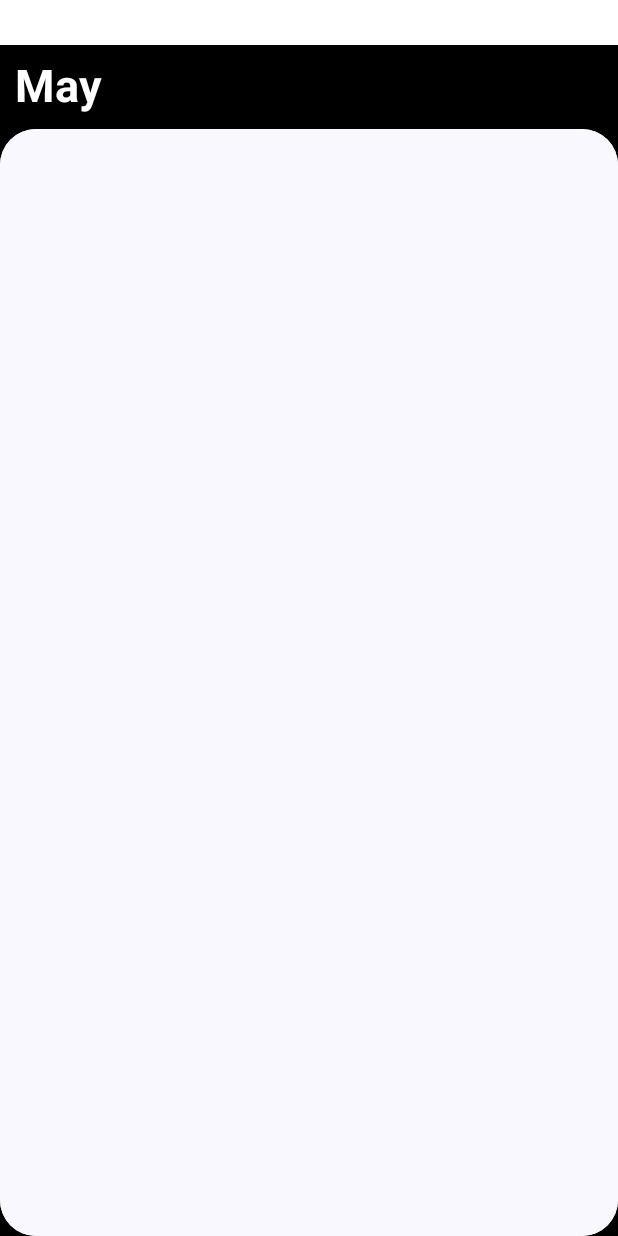
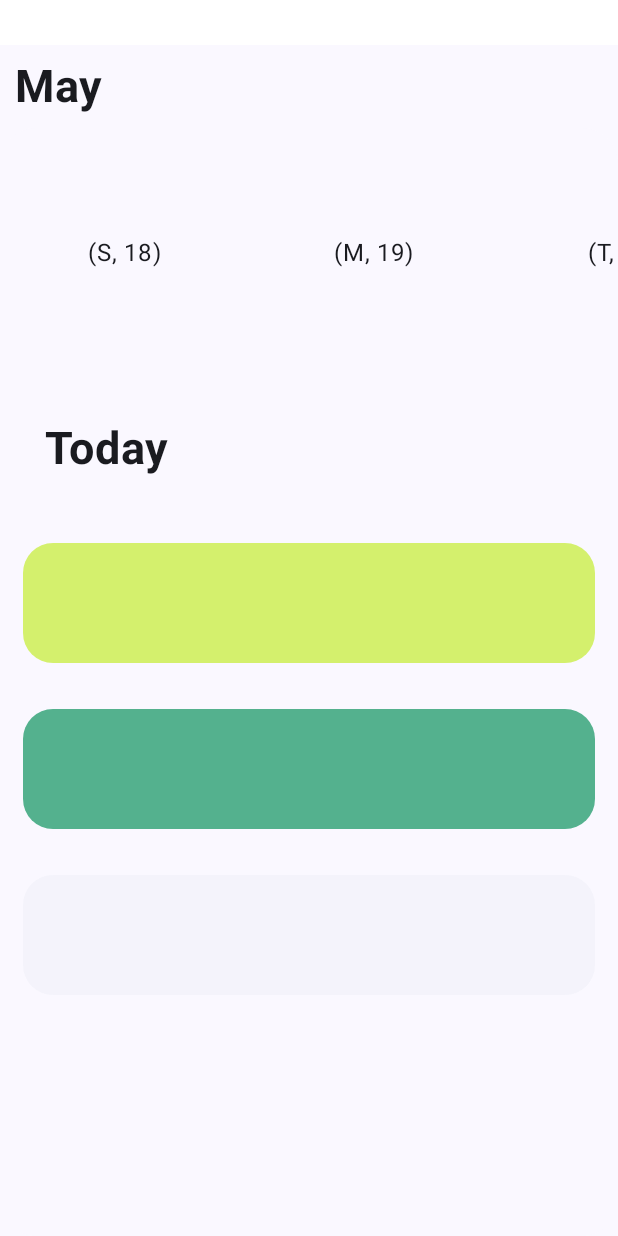
Before and after one commit to dilekbaykara/tasky, an Android app built with Jetpack Compose: the MainScreen screen opened through its navigation route, on a phone screen of 412 x 824 dp. Run offline under Robolectric (Android 15) with nearby library versions, the phone set to English and light mode, and no system bars; our stand-ins replace Dagger/Hilt's generated code.

Commit message:
implmenting light and dark theme

```diff
--- a/app/src/main/java/com/dilekbaykara/tasky/presentation/agenda/Agenda.kt
+++ b/app/src/main/java/com/dilekbaykara/tasky/presentation/agenda/Agenda.kt
@@ -1,7 +1,8 @@
 package com.dilekbaykara.tasky.presentation.agenda
 
+
+import android.annotation.SuppressLint
 import androidx.compose.foundation.background
-import androidx.compose.foundation.border
 import androidx.compose.foundation.layout.Box
 import androidx.compose.foundation.layout.Column
 import androidx.compose.foundation.layout.Row
@@ -9,9 +10,15 @@ import androidx.compose.foundation.layout.fillMaxSize
 import androidx.compose.foundation.layout.fillMaxWidth
 import androidx.compose.foundation.layout.height
 import androidx.compose.foundation.layout.padding
+import androidx.compose.foundation.layout.size
+import androidx.compose.foundation.layout.wrapContentSize
 import androidx.compose.foundation.lazy.LazyColumn
+import androidx.compose.foundation.lazy.LazyRow
+import androidx.compose.foundation.lazy.rememberLazyListState
 import androidx.compose.foundation.shape.RoundedCornerShape
+import androidx.compose.material3.MaterialTheme
 import androidx.compose.material3.Surface
+import androidx.compose.material3.Text
 import androidx.compose.runtime.Composable
 import androidx.compose.runtime.collectAsState
 import androidx.compose.runtime.getValue
@@ -23,115 +30,181 @@ import androidx.compose.ui.unit.dp
 import com.dilekbaykara.tasky.domain.model.AgendaItem
 import com.dilekbaykara.tasky.domain.model.AgendaItemType
 import com.dilekbaykara.tasky.presentation.auth.register.Header
+import java.time.LocalDate
+import java.time.temporal.ChronoField
+import java.time.temporal.ChronoUnit
+
 
 @Composable
 fun AgendaScreen(viewModel: AgendaViewModel) {
     val agendaItems by viewModel.agendaItems.collectAsState()
+
     Surface(
         modifier = Modifier.fillMaxSize()
             .padding(top = 30.dp),
-        color = Color.Black
+        color = MaterialTheme.colorScheme.background
     ) {
         Column {
-            Box(modifier = Modifier.fillMaxWidth().align(Alignment.CenterHorizontally)){
+            Box(modifier = Modifier.fillMaxWidth().align(Alignment.CenterHorizontally).background(color = MaterialTheme.colorScheme.background)){
                 Row(modifier = Modifier.padding(10.dp)) {
-                    MonthHeader(Modifier.padding(30.dp),)
+                    MonthHeader()
                 }
             }
             Surface(
-                modifier = Modifier.fillMaxSize(),
-                color = Color.White,
+                modifier = Modifier.fillMaxSize().background(MaterialTheme.colorScheme.surface),
                 shape = RoundedCornerShape(24.dp)
             ) {
-                DatePickerCarousel()
-                DateHeader()
-                AgendaItemList(
-                    agendaItems
-                )
+                Column(modifier = Modifier.fillMaxWidth().align(Alignment.CenterHorizontally)) {
+                    DatePickerCarousel(Modifier.height(80.dp))
+                    DateHeader(Modifier.padding(30.dp))
+                    AgendaItemList(
+                        agendaItems
+                    )
+                }
             }
         }
     }
 }
 
 
+
+
+
+
+
+
 @Composable
-fun MonthHeader(modifier: Modifier){
+fun MonthHeader(){
     Header(modifier = Modifier, "May")
 }
 
-@Composable
-fun DatePickerCarousel(){
-    Surface() { }
-}
-
-@Composable
-fun DateHeader(){
-    Header(modifier = Modifier,"")
-}
 
 
+
+@SuppressLint("NewApi")
 @Composable
-fun AgendaItemList(agendaItems : List<AgendaItem>) {
-    LazyColumn {
+fun DatePickerCarousel(modifier: Modifier = Modifier){
+    // Move to the viewModel
+    val listState = rememberLazyListState()
+    val today = LocalDate.now()
+    val leftBound = today.minusDays(15)
+    val rightBound = today.plusDays(15)
 
-        items(agendaItems.size) { index ->
-            Box(modifier = Modifier.padding(15.dp).border(width = 0.dp, color = Color.Transparent, shape = RoundedCornerShape(30.dp))) {
+    val daysBetween = ChronoUnit.DAYS.between(leftBound, rightBound)
+    val allDaysInBounds = List(daysBetween.toInt() + 1) { today.plusDays(it.toLong())}
 
-                AgendaListItem(agendaItems[index])
+    val pairDays = allDaysInBounds.map {
+        val dayLetter = it.dayOfWeek.name.first()
+        val dayIndex = it.get(ChronoField.DAY_OF_MONTH)
+        Pair(dayLetter, dayIndex)
+    }
+Box(modifier = Modifier.fillMaxWidth()) {
+    Column {
+        // total number of days modulo 7
 
+        // then get the index of that day for days of the week?
+        // first get num of days in month
+        // get current date
+        // lazy list state needs to be initialized to current day
+        // item position is 0 indexed
+
+            LazyRow(state = listState) {
+                items(Int.MAX_VALUE) { index ->
+                    val actualIndex = index % pairDays.size
+                    Box(
+                        Modifier
+                            .padding(8.dp)
+                            .size(150.dp)
+                            .background(MaterialTheme.colorScheme.surface),
+                        contentAlignment = Alignment.Center
+                    ) {
+                        Text(pairDays[actualIndex].toString())
+                    }
+                }
             }
-
-
         }
     }
 
 }
 
+
+
+
 @Composable
-fun AgendaItemTask(modifier: Modifier = Modifier){
-Box(modifier = Modifier.background(greenColor).border(width = 0.dp, color = Color.Transparent, shape = RoundedCornerShape(10.dp)))
+fun DateHeader(modifier: Modifier = Modifier){
+    Box(modifier.fillMaxWidth()) {
+        Header(modifier = Modifier, "Today")
+    }
 }
 
+
+
+
+
+
+
+
+@SuppressLint("NewApi")
 @Composable
-fun AgendaItemEvent(modifier: Modifier = Modifier){
-    Box(modifier = Modifier.background(lightGreenColor).border(width = 0.dp, color = Color.Transparent, shape = RoundedCornerShape(10.dp)))
+fun AgendaItemList(agendaItems : List<AgendaItem>) {
+
+    LazyColumn {
+        items(agendaItems.size) { index ->
+            Box(modifier = Modifier.padding(15.dp).background(Color.Transparent).wrapContentSize()) {
+                AgendaListItem(agendaItems[index])
+            }
+        }
+    }
+
+
+
+
 }
 
+
 @Composable
-fun AgendaItemReminder(modifier: Modifier = Modifier) {
-    Box(modifier = Modifier.background(greyColor).border(width = 0.dp, color = Color.Transparent, shape = RoundedCornerShape(10.dp)))
+fun AgendaListItem(agendaItem: AgendaItem) {
+    Box(
+        Modifier.background(
+            color = getColor(agendaItem),
+            shape = RoundedCornerShape(20.dp)
+        )
+            .fillMaxWidth()
+            .clip(RoundedCornerShape(20.dp))
+            .height(80.dp)
+    ) {
+    }
+}
+
+
+fun getColor(agendaItem: AgendaItem) : Color {
+    return when (agendaItem.type) {
+        AgendaItemType.Task -> {
+            greenColor
+        }
+        AgendaItemType.Event -> {
+            greyColor
+        }
+        else -> {
+            lightGreenColor
+        }
+    }
 }
 
 
 val greenColor = Color(red = 39, green = 159, blue = 112, alpha = 200)
 
-val greyColor = Color(red = 242, green = 243, blue = 247, alpha = 200)
+
+
+
+val greyColor = Color(red = 242, green = 243, blue = 250, alpha = 200)
+
+
+
 
 val lightGreenColor = Color(red = 202, green = 239, blue = 69, alpha = 200)
 
 
-@Composable
-fun AgendaListItem(agendaItem: AgendaItem) {
-
-    when (agendaItem.type) {
-        AgendaItemType.Task -> {
-         AgendaItemTask(modifier = Modifier)
-        }
-        AgendaItemType.Event -> {
-            AgendaItemEvent(modifier = Modifier)
-        }
-        else -> {
-            AgendaItemReminder()
-        }
-    }
-    Box(
-        Modifier.fillMaxWidth().padding(35.dp).height(50.dp)
-            .border(width = 0.dp, color = Color.Transparent, shape = RoundedCornerShape(10.dp)),
-
-    ) {
-
-    }
-}
 
 
 
@@ -139,4 +212,7 @@ fun AgendaListItem(agendaItem: AgendaItem) {
 @Composable
 fun AddAgendaItemFab() {
 
+
+
+
 }
--- a/app/src/main/java/com/dilekbaykara/tasky/presentation/auth/register/AuthUX.kt
+++ b/app/src/main/java/com/dilekbaykara/tasky/presentation/auth/register/AuthUX.kt
@@ -21,6 +21,7 @@ import androidx.compose.material3.ButtonDefaults
 import androidx.compose.material3.ExperimentalMaterial3Api
 import androidx.compose.material3.Icon
 import androidx.compose.material3.IconButton
+import androidx.compose.material3.MaterialTheme
 import androidx.compose.material3.Surface
 import androidx.compose.material3.Text
 import androidx.compose.material3.TextField
@@ -51,11 +52,11 @@ import com.dilekbaykara.tasky.presentation.auth.error.SuccessDialog
 fun Header(modifier: Modifier = Modifier, text : String) {
     Text(
         text = AnnotatedString(text = text),
-        color = Color.White,
         fontSize = 30.sp,
         fontStyle = (FontStyle.Normal),
         fontWeight = (FontWeight.Bold),
-        modifier = modifier
+        modifier = modifier,
+        style = MaterialTheme.typography.bodyLarge,
     )
 }
 
--- a/app/src/main/java/com/dilekbaykara/tasky/presentation/common/theme/Theme.kt
+++ b/app/src/main/java/com/dilekbaykara/tasky/presentation/common/theme/Theme.kt
@@ -8,29 +8,34 @@ import androidx.compose.material3.dynamicDarkColorScheme
 import androidx.compose.material3.dynamicLightColorScheme
 import androidx.compose.material3.lightColorScheme
 import androidx.compose.runtime.Composable
+import androidx.compose.ui.graphics.Color
 import androidx.compose.ui.platform.LocalContext
 
-private val DarkColorScheme = darkColorScheme(
-    primary = Purple80,
-    secondary = PurpleGrey80,
-    tertiary = Pink80
+
+
+private val CustomLightColorScheme = lightColorScheme(
+    primary = Color(0xFF6200EE),
+    secondary = Color(0xFF000000),
+    background = Color(0xFF000000),
+    surface = Color(0xFFFFFFFF),
+    onPrimary = Color.White,
+    onSecondary = Color.Black,
+    onBackground = Color.Black,
+    onSurface = Color.Black
 )
 
-private val LightColorScheme = lightColorScheme(
-    primary = Purple40,
-    secondary = PurpleGrey40,
-    tertiary = Pink40
+private val CustomDarkColorScheme = darkColorScheme(
+    primary = Color(0xFFBB86FC),
+    secondary = Color(0xFFFFFFFF),
+    background = Color(0xFF000000),
+    surface = Color(0xFF000000),
+            onPrimary = Color.Black,
+        onSecondary = Color.White,
+        onBackground = Color.White,
+        onSurface = Color.White
+    )
 
-    /* Other default colors to override
-    background = Color(0xFFFFFBFE),
-    surface = Color(0xFFFFFBFE),
-    onPrimary = Color.White,
-    onSecondary = Color.White,
-    onTertiary = Color.White,
-    onBackground = Color(0xFF1C1B1F),
-    onSurface = Color(0xFF1C1B1F),
-    */
-)
+
 
 @Composable
 fun TaskyTheme(
@@ -45,8 +50,8 @@ fun TaskyTheme(
             if (darkTheme) dynamicDarkColorScheme(context) else dynamicLightColorScheme(context)
         }
 
-        darkTheme -> DarkColorScheme
-        else -> LightColorScheme
+        darkTheme -> CustomDarkColorScheme
+        else -> CustomLightColorScheme
     }
 
     MaterialTheme(
```
